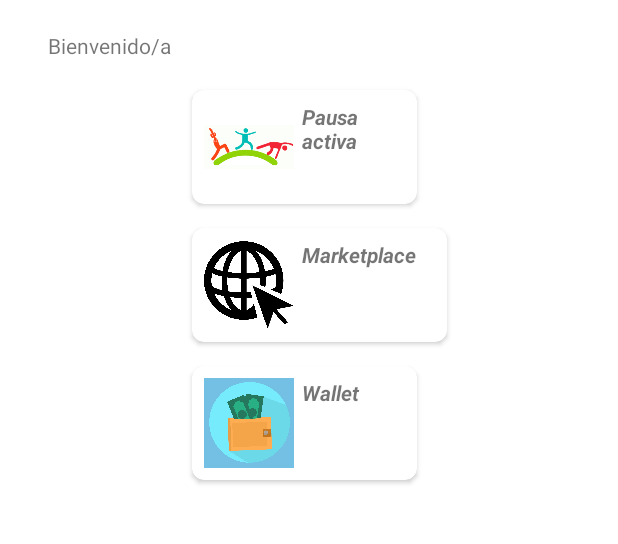
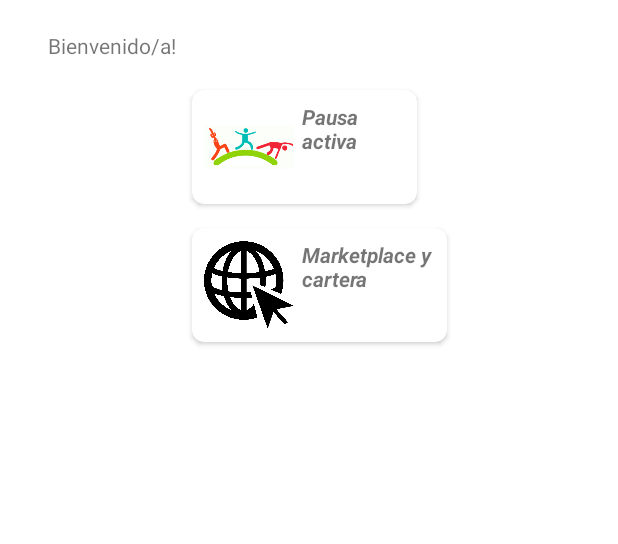
Before and after one commit to panicape/wellnescoin-android, an Android app: the fragment LoginMainFragment shown on its own in the app's theme, on a phone screen of 412 x 824 dp, the part 344-888 px from its top. Run offline under Robolectric (Android 15) with nearby library versions, the phone set to English and light mode, and no system bars; 1 statement that could not run was skipped.

Commit message:
Se realizaron cambios en la funcionalidad del menu y navegabilidad entre pantallas

```diff
--- a/app/src/main/java/com/panicape/wellnesscoin/WebActivity.java
+++ b/app/src/main/java/com/panicape/wellnesscoin/WebActivity.java
@@ -1,5 +1,6 @@
 package com.panicape.wellnesscoin;
 
+import android.content.Intent;
 import android.os.Bundle;
 import android.webkit.WebView;
 
@@ -28,6 +29,7 @@ public class WebActivity extends AppCompatActivity {
 
     @Override
     public void onBackPressed() {
+        Intent intent = new Intent(this, MainActivity.class);
+    }
 
-    }
 }
--- a/app/src/main/java/com/panicape/wellnesscoin/ui/LoginMainFragment.java
+++ b/app/src/main/java/com/panicape/wellnesscoin/ui/LoginMainFragment.java
@@ -49,7 +49,6 @@ public class LoginMainFragment extends Fragment {
         Navigation.findNavController(view).clearBackStack(R.id.nav_login);
 
         doPausas = (CardView) view.getRootView().findViewById(R.id.pausaCV) ;
-        wallet = (CardView) view.getRootView().findViewById(R.id.walletCV) ;
         marketplace = (CardView) view.getRootView().findViewById(R.id.marketplaceCV) ;
 
         doPausas.setOnClickListener(new View.OnClickListener() {
@@ -64,21 +63,12 @@ public class LoginMainFragment extends Fragment {
             }
         });
 
-        wallet.setOnClickListener(new View.OnClickListener() {
-            @Override
-            public void onClick(View v) {
-                Navigation.findNavController(v).navigate(R.id.action_nav_login_home_to_nav_slideshow);
-            }
-        });
-
         marketplace.setOnClickListener(new View.OnClickListener() {
             @Override
             public void onClick(View v) {
                 Navigation.findNavController(v).navigate(R.id.action_nav_login_home_to_nav_marketplace);
             }
         });
-
     }
 
-
 }
--- a/app/src/main/java/com/panicape/wellnesscoin/ui/login/LoginFragment.java
+++ b/app/src/main/java/com/panicape/wellnesscoin/ui/login/LoginFragment.java
@@ -92,7 +92,7 @@ public class LoginFragment extends Fragment {
                     @Override
                     public void onComplete(@NonNull Task<AuthResult> task) {
                         if (task.isSuccessful()) {
-                            showLoginMsg("Bienvenido/a"+FirebaseAuth.getInstance().getCurrentUser());
+                            showLoginMsg("Bienvenido/a");
 
                             NavigationView navigationView = (NavigationView) v.getRootView().findViewById(R.id.nav_view);
                             navigationView.getMenu().findItem(R.id.nav_login).setVisible(false);
--- a/app/src/main/res/layout/fragment_login_main.xml
+++ b/app/src/main/res/layout/fragment_login_main.xml
@@ -18,6 +18,7 @@
         android:layout_marginStart="136dp"
         android:layout_marginTop="4dp"
         android:src="@drawable/logo"
+        android:contentDescription="Logo de la aplicación"
         app:layout_constraintStart_toStartOf="parent"
         app:layout_constraintTop_toTopOf="parent" />
 
@@ -27,7 +28,7 @@
         android:layout_height="wrap_content"
         android:layout_marginStart="16dp"
         android:layout_marginTop="64dp"
-        android:text="Bienvenido/a"
+        android:text="@string/welcome"
         app:layout_constraintStart_toStartOf="parent"
         app:layout_constraintTop_toBottomOf="@+id/loginLogo" />
 
@@ -59,13 +60,15 @@
                     android:id="@+id/imgPausaDesc"
                     android:layout_width="60dp"
                     android:layout_height="60dp"
-                    android:src="@drawable/pausaactiva" />
+                    android:src="@drawable/pausaactiva"
+                    android:contentDescription="Logo  de acción de Pausa Activa"
+                    tools:ignore="ImageContrastCheck,ImageContrastCheck,ImageContrastCheck" />
 
                 <TextView
                     android:id="@+id/opt1Title"
                     android:layout_width="match_parent"
                     android:layout_height="40dp"
-                    android:layout_marginLeft="5dp"
+                    android:layout_marginStart="5dp"
                     android:text="Pausa activa"
                     android:textStyle="bold|italic" />
 
@@ -89,80 +92,24 @@
                     android:id="@+id/imgPausaDesc2"
                     android:layout_width="60dp"
                     android:layout_height="60dp"
+                    android:contentDescription="Logo temporal para marketplace y wallet"
                     android:src="@drawable/paginaweb" />
 
                 <TextView
                     android:id="@+id/opt2Title"
                     android:layout_width="match_parent"
                     android:layout_height="40dp"
-                    android:layout_marginLeft="5dp"
-                    android:text="Marketplace"
+                    android:layout_marginStart="5dp"
+                    android:text="@string/menu_marketplace"
                     android:textStyle="bold|italic" />
 
             </LinearLayout>
         </androidx.cardview.widget.CardView>
 
-        <androidx.cardview.widget.CardView
-            android:id="@+id/walletCV"
-            android:layout_width="150dp"
-            android:layout_margin="8dp"
-            android:padding="8dp"
-            app:cardCornerRadius="8dp">
-
-            <LinearLayout
-                android:layout_width="match_parent"
-                android:layout_height="match_parent"
-                android:orientation="horizontal"
-                android:padding="8dp">
-
-                <ImageView
-                    android:id="@+id/imgPausaDesc3"
-                    android:layout_width="60dp"
-                    android:layout_height="60dp"
-                    android:src="@drawable/money_wallet" />
-
-                <TextView
-                    android:id="@+id/opt3Title"
-                    android:layout_width="match_parent"
-                    android:layout_height="40dp"
-                    android:layout_marginLeft="5dp"
-                    android:text="Wallet"
-                    android:textStyle="bold|italic" />
-
-            </LinearLayout>
-        </androidx.cardview.widget.CardView>
-        <!--        <androidx.cardview.widget.CardView android:id="@+id/profileCV"-->
-        <!--            android:layout_width="150dp"-->
-        <!--            android:layout_margin="8dp"-->
-        <!--            android:padding="8dp"-->
-        <!--            app:cardCornerRadius="8dp">-->
-
-        <!--            <LinearLayout-->
-        <!--                android:layout_width="match_parent"-->
-        <!--                android:layout_height="match_parent"-->
-        <!--                android:orientation="horizontal"-->
-        <!--                android:padding="8dp">-->
-
-        <!--                <ImageView-->
-        <!--                    android:id="@+id/imgPausaDesc4"-->
-        <!--                    android:layout_width="60dp"-->
-        <!--                    android:layout_height="60dp"-->
-        <!--                    android:src="@mipmap/ic_launcher" />-->
-
-        <!--                <TextView-->
-        <!--                    android:id="@+id/opt4Title"-->
-        <!--                    android:layout_width="match_parent"-->
-        <!--                    android:layout_height="40dp"-->
-        <!--                    android:layout_marginLeft="5dp"-->
-        <!--                    android:text="Mi perfil"-->
-        <!--                    android:textStyle="bold|italic" />-->
-
-        <!--            </LinearLayout>-->
-        <!--        </androidx.cardview.widget.CardView>-->
     </androidx.gridlayout.widget.GridLayout>
 
     <TextView
-        android:id="@+id/textView7"
+        android:id="@+id/main_menu_title"
         android:layout_width="wrap_content"
         android:layout_height="wrap_content"
         android:layout_marginStart="132dp"
--- a/app/src/main/res/menu/main.xml
+++ b/app/src/main/res/menu/main.xml
@@ -11,7 +11,6 @@
         android:orderInCategory="100"
         android:title="@string/information"
         app:showAsAction="never"  />
-
 
     <item
         android:id="@+id/action_settings"
--- a/app/src/main/res/values/strings.xml
+++ b/app/src/main/res/values/strings.xml
@@ -13,7 +13,7 @@
     <string name="menu_home">Inicio</string>
     <string name="menu_gallery">Perfil</string>
     <string name="menu_slideshow">Wallet</string>
-    <string name="menu_marketplace">Marketplace</string>
+    <string name="menu_marketplace">Marketplace y cartera</string>
     <string name="exit">Salir</string>
     <string name="profile_title">Perfil</string>
     <string name="prof_name">Nombre</string>
@@ -70,4 +70,7 @@
     <string name="walk">Caminar</string>
     <string name="pausas_activas">Pausas Activas</string>
     <string name="pausa_sel_text">Escoja el tipo de Tipo de pausa a ingresar</string>
+    <string name="help_main_title">Información General</string>
+    <string name="help_main_hint">Infografia general del entorno</string>
+    <string name="next_help">Siguiente Ayuda</string>
 </resources>
```
Also changed, not shown: app/src/main/java/com/panicape/wellnesscoin/HelpMainActivity.java (+27 -19 lines), app/src/main/java/com/panicape/wellnesscoin/MainActivity.java (+33 -24 lines), app/src/main/java/com/panicape/wellnesscoin/Pausa_help_activity.java (+5 -7 lines), app/src/main/res/layout/activity_help_main.xml (+20 -4 lines).
